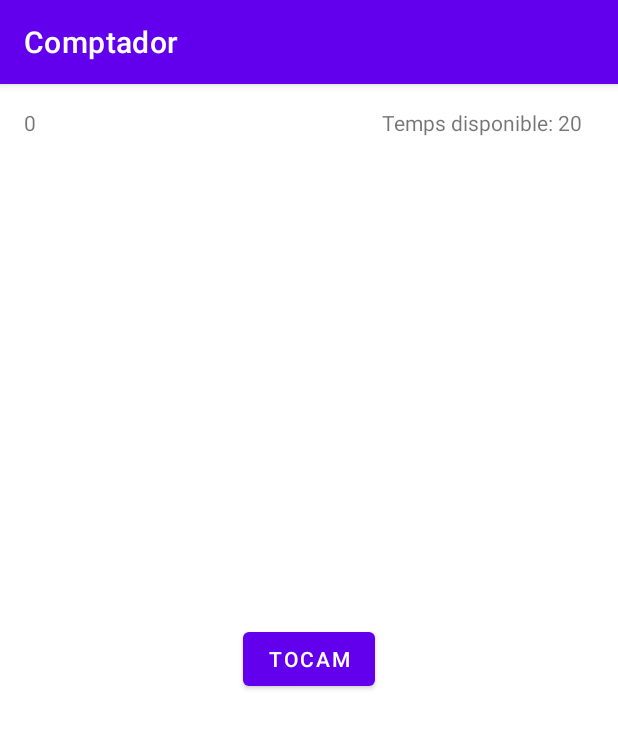
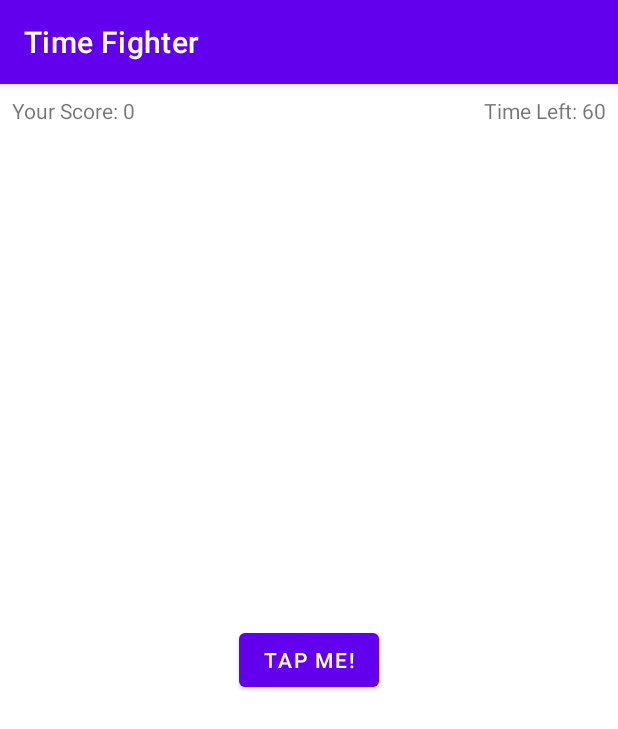
Before and after one commit to Fmunozzafra/Primera-aplicacio-Comptador, an Android app: the screen it shows after launch (MainActivity), on a phone screen of 412 x 824 dp. Shown: the top 729 px of the screen. Run offline under Robolectric (Android 15) with nearby library versions, the light colour scheme and no system bars.

Commit message:
Codi final del vídeo COLORS

```diff
--- a/app/src/main/java/me/ferranmunozzafra/dam/comptador/MainActivity.kt
+++ b/app/src/main/java/me/ferranmunozzafra/dam/comptador/MainActivity.kt
@@ -1,3 +1,32 @@
+/*
+ * Copyright (c) 2020 Razeware LLC
+ *
+ * Permission is hereby granted, free of charge, to any person obtaining a copy
+ * of this software and associated documentation files (the "Software"), to deal
+ * in the Software without restriction, including without limitation the rights
+ * to use, copy, modify, merge, publish, distribute, sublicense, and/or sell
+ * copies of the Software, and to permit persons to whom the Software is
+ * furnished to do so, subject to the following conditions:
+ *
+ * The above copyright notice and this permission notice shall be included in
+ * all copies or substantial portions of the Software.
+ *
+ * Notwithstanding the foregoing, you may not use, copy, modify, merge, publish,
+ * distribute, sublicense, create a derivative work, and/or sell copies of the
+ * Software in any work that is designed, intended, or marketed for pedagogical or
+ * instructional purposes related to programming, coding, application development,
+ * or information technology.  Permission for such use, copying, modification,
+ * merger, publication, distribution, sublicensing, creation of derivative works,
+ * or sale is expressly withheld.
+ *
+ * THE SOFTWARE IS PROVIDED "AS IS", WITHOUT WARRANTY OF ANY KIND, EXPRESS OR
+ * IMPLIED, INCLUDING BUT NOT LIMITED TO THE WARRANTIES OF MERCHANTABILITY,
+ * FITNESS FOR A PARTICULAR PURPOSE AND NONINFRINGEMENT. IN NO EVENT SHALL THE
+ * AUTHORS OR COPYRIGHT HOLDERS BE LIABLE FOR ANY CLAIM, DAMAGES OR OTHER
+ * LIABILITY, WHETHER IN AN ACTION OF CONTRACT, TORT OR OTHERWISE, ARISING FROM,
+ * OUT OF OR IN CONNECTION WITH THE SOFTWARE OR THE USE OR OTHER DEALINGS IN
+ * THE SOFTWARE.
+ */
 package me.ferranmunozzafra.dam.comptador
 
 import android.annotation.SuppressLint
@@ -11,91 +40,125 @@ import android.widget.Toast
 
 class MainActivity : AppCompatActivity() {
 
-    private val INITIAL_TIME = 20
+  private var score = 0
 
+  private var gameStarted = false
+  private lateinit var countDownTimer: CountDownTimer
+  private var initialCountDown: Long = 60000
+  private var countDownInterval: Long = 1000
+
+  private lateinit var tapMeButton: Button
+  private lateinit var gameScoreTextView: TextView
+  private lateinit var timeLeftTextView: TextView
+  private var timeLeftOnTimer: Long = 60000
+
+   companion object {
     private val TAG = MainActivity::class.java.simpleName
-
-    internal lateinit var tapMeButton : Button
-    internal lateinit var timeTextView : TextView
-    internal lateinit var counterTextView : TextView
-    internal var counter=0
-    internal var time= INITIAL_TIME
-
-    internal var appStarted = false
-    internal lateinit var countdownTimer : CountDownTimer
-    //internal val initialCountDownTimer : Long = 60000
-    internal val initialCountDownTimer : Long = time.toLong()*1000
-    internal val intervalCountDownTimer : Long = 1000
+    private const val KEY_SCORE = "KEY_SCORE"
+    private const val KEY_TIME_LEFT = "KEY_TIME_LEFT"
+  }
 
   override fun onCreate(savedInstanceState: Bundle?) {
-        Log.d(TAG,"Hola mon! onCreate")
-        Log.d(TAG,counter.toString())
-        Log.d(TAG,time.toString())
-
     super.onCreate(savedInstanceState)
     setContentView(R.layout.activity_main)
-
-        initCountdown()
+    Log.d(TAG, "onCreate called. Score is $score")
 
     tapMeButton = findViewById(R.id.tapMeButton)
-        timeTextView = findViewById(R.id.timeTextView)
-        counterTextView = findViewById(R.id.counterTextView)
+    gameScoreTextView = findViewById(R.id.gameScoreTextView)
+    timeLeftTextView = findViewById(R.id.timeLeftTextView)
 
-
-
-        tapMeButton.setOnClickListener(){
-            if(!appStarted){
-                startGame()
+    tapMeButton.setOnClickListener { view ->
+      incrementScore()
     }
 
-            incrementCounter()
+    if (savedInstanceState != null) {
+      score = savedInstanceState.getInt(KEY_SCORE)
+      timeLeftOnTimer = savedInstanceState.getLong(KEY_TIME_LEFT)
+      restoreGame()
+    } else {
+      resetGame()
+    }
   }
 
-        timeTextView.text = getString(R.string.timeText, time)
+  override fun onSaveInstanceState(outState: Bundle) {
+    outState.putInt(KEY_SCORE, score)
+    outState.putLong(KEY_TIME_LEFT, timeLeftOnTimer)
+    countDownTimer.cancel()
+
+    Log.d(TAG, "onSaveInstanceState: Saving Score: $score & Time Left: $timeLeftOnTimer")
+    super.onSaveInstanceState(outState)
   }
 
-    private fun startGame() {
-        countdownTimer.start()
-        appStarted = true
+  override fun onDestroy() {
+    Log.d(TAG, "onDestroy called.")
+    super.onDestroy()
   }
 
-    private fun initCountdown(){
-        countdownTimer = object : CountDownTimer(initialCountDownTimer,intervalCountDownTimer){
+  private fun resetGame() {
+    score = 0
+
+    gameScoreTextView.text = getString(R.string.yourScore, score)
+
+    val initialTimeLeft = initialCountDown / 1000
+    timeLeftTextView.text = getString(R.string.timeLeft, initialTimeLeft)
+
+    countDownTimer = object : CountDownTimer(initialCountDown, countDownInterval) {
       override fun onTick(millisUntilFinished: Long) {
+        timeLeftOnTimer = millisUntilFinished
+
         val timeLeft = millisUntilFinished / 1000
-                timeTextView.text = timeLeft.toString()
+        timeLeftTextView.text = getString(R.string.timeLeft, timeLeft)
       }
 
       override fun onFinish() {
         endGame()
       }
-
     }
 
+    gameStarted = false
   }
 
-    private fun incrementCounter(){
-        counter += 1
-        counterTextView.text = counter.toString()
+  private fun restoreGame() {
+    gameScoreTextView.text = getString(R.string.yourScore, score)
+    val restoredTime = timeLeftOnTimer / 1000
+    timeLeftTextView.text = getString(R.string.timeLeft, restoredTime)
 
+    countDownTimer = object : CountDownTimer(timeLeftOnTimer, countDownInterval) {
+      override fun onTick(millisUntilFinished: Long) {
+        timeLeftOnTimer = millisUntilFinished
+
+        val timeLeft = millisUntilFinished / 1000
+        timeLeftTextView.text = getString(R.string.timeLeft, timeLeft)
       }
 
-    private fun endGame(){
-        Toast.makeText(this, getString(R.string.endGame, counter), Toast.LENGTH_LONG).show()
+      override fun onFinish() {
+        endGame()
+      }
+    }
+
+    countDownTimer.start()
+    gameStarted = true
+  }
+
+  private fun startGame() {
+    countDownTimer.start()
+    gameStarted = true
+  }
+
+  private fun incrementScore() {
+    if (!gameStarted) {
+      startGame()
+    }
+
+    score += 1
+
+    val newScore = getString(R.string.yourScore, score)
+    gameScoreTextView.text = newScore
+  }
+
+  private fun endGame() {
+    Toast.makeText(this, getString(R.string.gameOverMessage, score), Toast.LENGTH_LONG).show()
+
     resetGame()
   }
-
-    private fun resetGame(){
-        //Reset del comptador a 0
-        counter = 0
-        counterTextView.text=counter.toString()
-        //Reinicialitzar el comptador
-        time=INITIAL_TIME
-        timeTextView.text = time.toString()
-        initCountdown()
-
-        //Tornar a posar game started a false per a poder tornar a iniciar la aplicació des de 0
-        appStarted = false
-
 }
-}
--- a/app/src/main/res/layout/activity_main.xml
+++ b/app/src/main/res/layout/activity_main.xml
@@ -1,4 +1,33 @@
 <?xml version="1.0" encoding="utf-8"?>
+<!--
+    Copyright (c) 2020 Razeware LLC
+
+    Permission is hereby granted, free of charge, to any person obtaining a copy
+    of this software and associated documentation files (the "Software"), to deal
+    in the Software without restriction, including without limitation the rights
+    to use, copy, modify, merge, publish, distribute, sublicense, and/or sell
+    copies of the Software, and to permit persons to whom the Software is
+    furnished to do so, subject to the following conditions:
+
+    The above copyright notice and this permission notice shall be included in
+    all copies or substantial portions of the Software.
+
+    Notwithstanding the foregoing, you may not use, copy, modify, merge, publish,
+    distribute, sublicense, create a derivative work, and/or sell copies of the
+    Software in any work that is designed, intended, or marketed for pedagogical or
+    instructional purposes related to programming, coding, application development,
+    or information technology.  Permission for such use, copying, modification,
+    merger, publication, distribution, sublicensing, creation of derivative works,
+    or sale is expressly withheld.
+
+    THE SOFTWARE IS PROVIDED "AS IS", WITHOUT WARRANTY OF ANY KIND, EXPRESS OR
+    IMPLIED, INCLUDING BUT NOT LIMITED TO THE WARRANTIES OF MERCHANTABILITY,
+    FITNESS FOR A PARTICULAR PURPOSE AND NONINFRINGEMENT. IN NO EVENT SHALL THE
+    AUTHORS OR COPYRIGHT HOLDERS BE LIABLE FOR ANY CLAIM, DAMAGES OR OTHER
+    LIABILITY, WHETHER IN AN ACTION OF CONTRACT, TORT OR OTHERWISE, ARISING FROM,
+    OUT OF OR IN CONNECTION WITH THE SOFTWARE OR THE USE OR OTHER DEALINGS IN
+    THE SOFTWARE.
+-->
 <androidx.constraintlayout.widget.ConstraintLayout xmlns:android="http://schemas.android.com/apk/res/android"
     xmlns:app="http://schemas.android.com/apk/res-auto"
     xmlns:tools="http://schemas.android.com/tools"
@@ -7,34 +36,32 @@
     tools:context=".MainActivity">
 
     <TextView
-        android:id="@+id/timeTextView"
+        android:id="@+id/gameScoreTextView"
         android:layout_width="wrap_content"
         android:layout_height="wrap_content"
-        android:layout_marginTop="16dp"
-        android:layout_marginEnd="24dp"
-        android:text="Temps disponible: %1$d"
-        app:layout_constraintEnd_toEndOf="parent"
+        android:layout_marginStart="8dp"
+        android:layout_marginTop="8dp"
+        android:text="@string/yourScore"
+        app:layout_constraintStart_toStartOf="parent"
         app:layout_constraintTop_toTopOf="parent" />
 
     <TextView
-        android:id="@+id/counterTextView"
+        android:id="@+id/timeLeftTextView"
         android:layout_width="wrap_content"
         android:layout_height="wrap_content"
-        android:layout_marginStart="16dp"
-        android:layout_marginTop="16dp"
-        android:text="0"
-        app:layout_constraintStart_toStartOf="parent"
+        android:layout_marginTop="8dp"
+        android:layout_marginEnd="8dp"
+        android:text="@string/timeLeft"
+        app:layout_constraintEnd_toEndOf="parent"
         app:layout_constraintTop_toTopOf="parent" />
 
     <Button
         android:id="@+id/tapMeButton"
         android:layout_width="wrap_content"
         android:layout_height="wrap_content"
-        android:text="@string/touchme"
+        android:text="@string/tapMe"
         app:layout_constraintBottom_toBottomOf="parent"
         app:layout_constraintEnd_toEndOf="parent"
         app:layout_constraintStart_toStartOf="parent"
-        app:layout_constraintTop_toTopOf="parent"
-        app:layout_constraintVertical_bias="0.499" />
-
+        app:layout_constraintTop_toTopOf="parent" />
 </androidx.constraintlayout.widget.ConstraintLayout>
--- a/app/src/main/res/values/strings.xml
+++ b/app/src/main/res/values/strings.xml
@@ -1,6 +1,7 @@
 <resources>
-    <string name="app_name">Comptador</string>
-    <string name="touchme">Tocam</string>
-    <string name="timeText">Temps disponible: %1$d</string>
-    <string name="endGame">Temps acabat! Puntuació: %1$d</string>
+    <string name="app_name">Time Fighter</string>
+    <string name="yourScore">Your Score: %1$d</string>
+    <string name="timeLeft">Time Left: %1$d</string>
+    <string name="tapMe">Tap Me!</string>
+    <string name="gameOverMessage">Time\'s up! Your score was: %1$d</string>
 </resources>
```
Also changed, not shown: app/src/main/java/me/ferranmunozzafra/dam/comptador/MainActivityRAY.kt (deleted, +0 -164 lines). Lines whose indentation alone changed are shown as unchanged.
